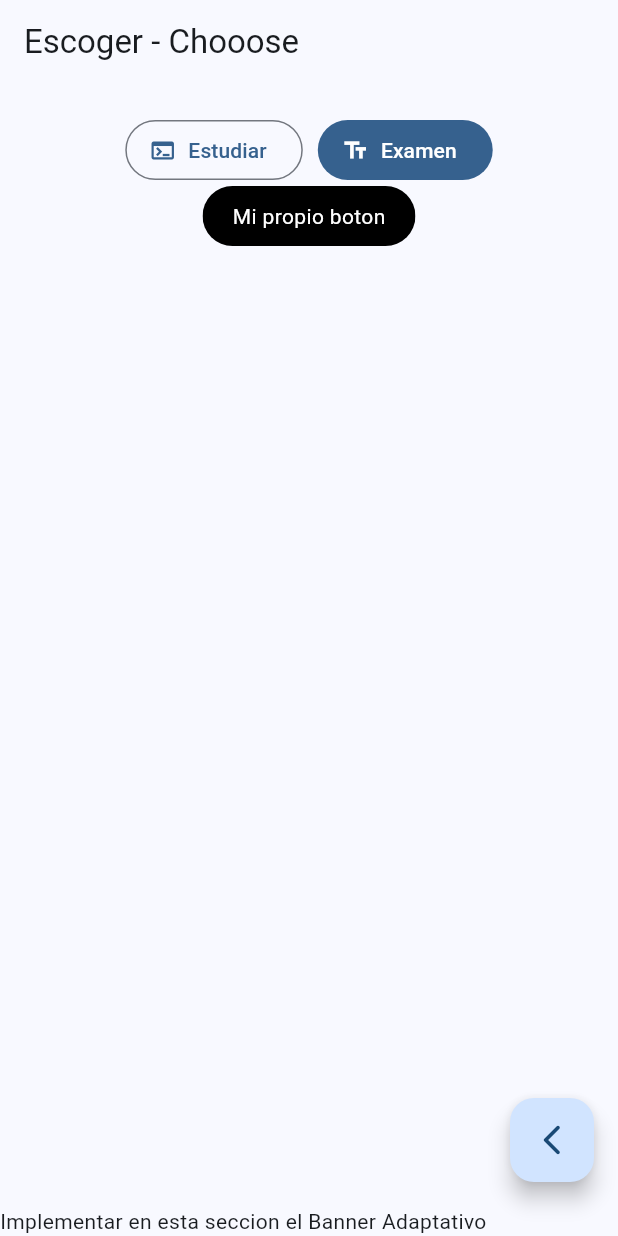
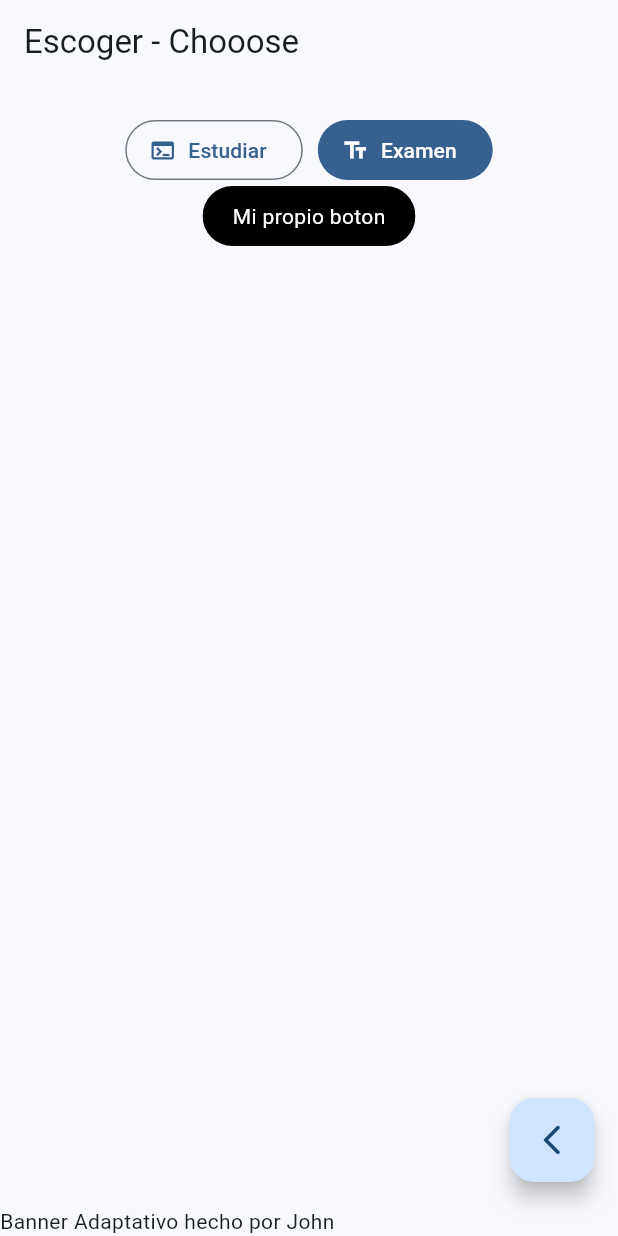
Before and after one commit to khrypton/simulacro, a Flutter app: the ChooseScreen screen opened by its route, on a phone screen of 412 x 824 dp. Run offline on Flutter 3.47's test engine with Material 2 defaults, Android fonts, the phone set to English and light mode, and no system bars; our stand-ins replace go_router.

Commit message:
Banner adaptativo de john

```diff
--- a/lib/screens/choose_screen.dart
+++ b/lib/screens/choose_screen.dart
@@ -17,7 +17,7 @@ class ChooseScreen extends StatelessWidget {
           context.pop();
         },
       ),
-      bottomNavigationBar: const Text("Implementar en esta seccion el Banner Adaptativo"),
+      bottomNavigationBar: const Text("Banner Adaptativo hecho por John"),
     );
   }
 }
```
